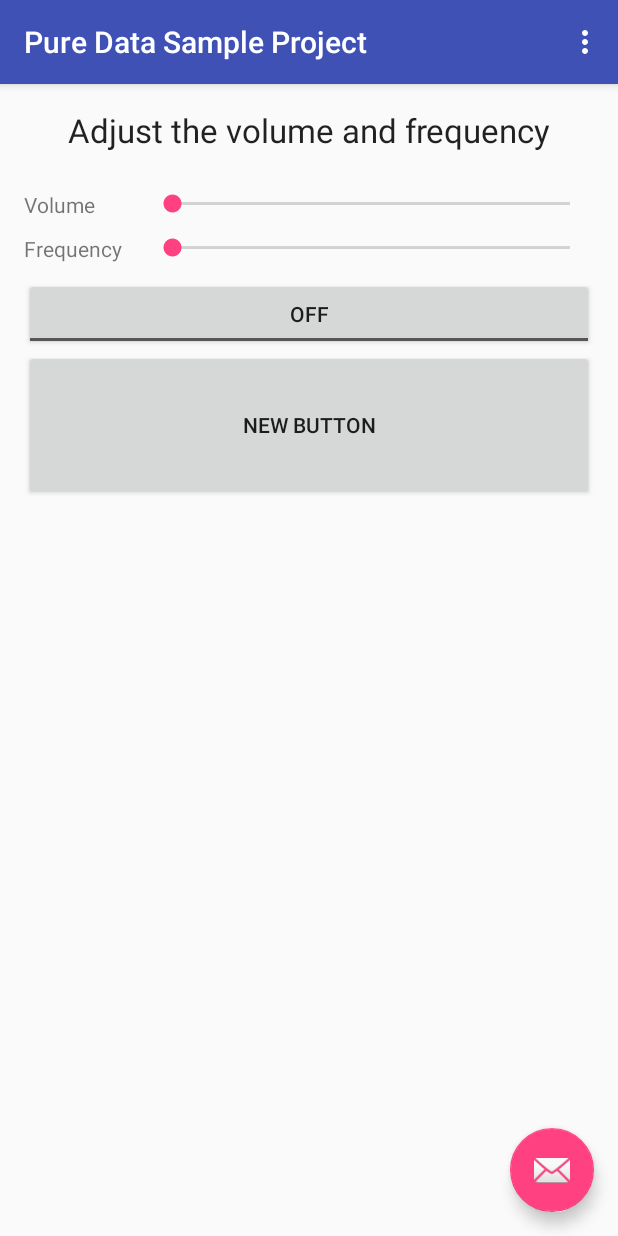
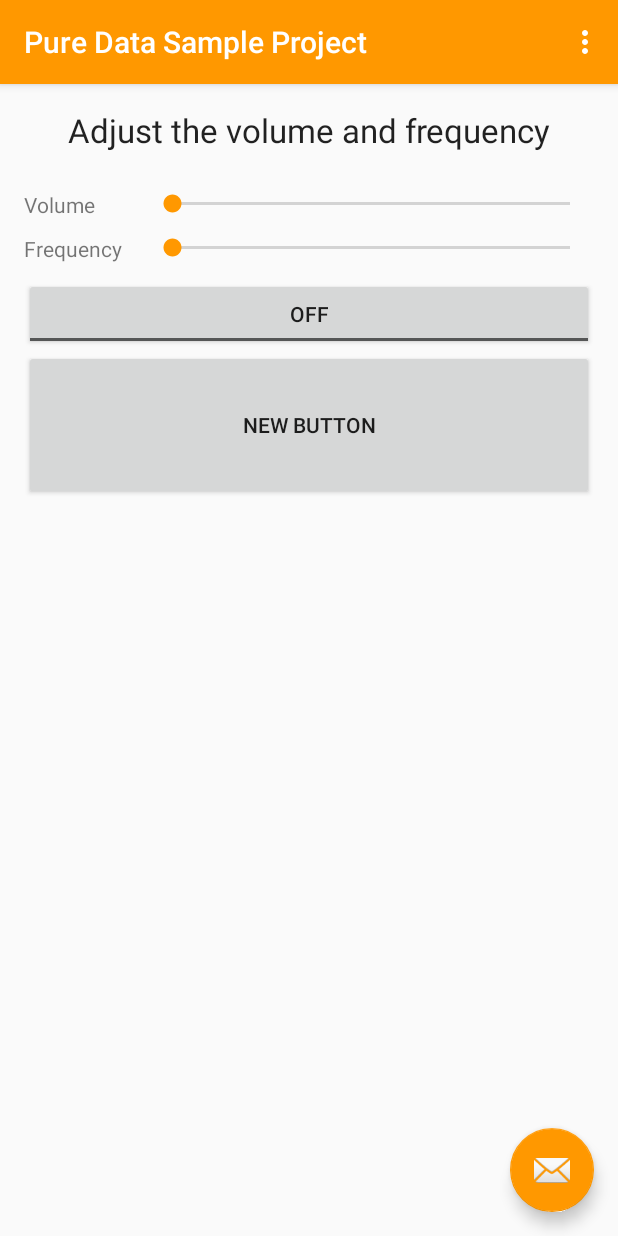
Before and after one commit to devdev-dev/PureDataSampleProject, an Android app: the screen it shows after launch (MainActivity), on a phone screen of 412 x 824 dp. Run offline under Robolectric (Android 15) with nearby library versions, the phone set to English and light mode, and no system bars; libraries missing offline, so code that uses them is left out: org.puredata.android, org.puredata.core; 2 statements that could not run were skipped.

Commit message:
Change colour set to match the colours used for the launcher icon

```diff
--- a/app/src/main/res/values/colors.xml
+++ b/app/src/main/res/values/colors.xml
@@ -1,6 +1,6 @@
 <?xml version="1.0" encoding="utf-8"?>
 <resources>
-    <color name="colorPrimary">#3F51B5</color>
-    <color name="colorPrimaryDark">#303F9F</color>
-    <color name="colorAccent">#FF4081</color>
+    <color name="colorPrimary">#ff9800</color>
+    <color name="colorPrimaryDark">#BF7200</color>
+    <color name="colorAccent">#ff9800</color>
 </resources>
```
